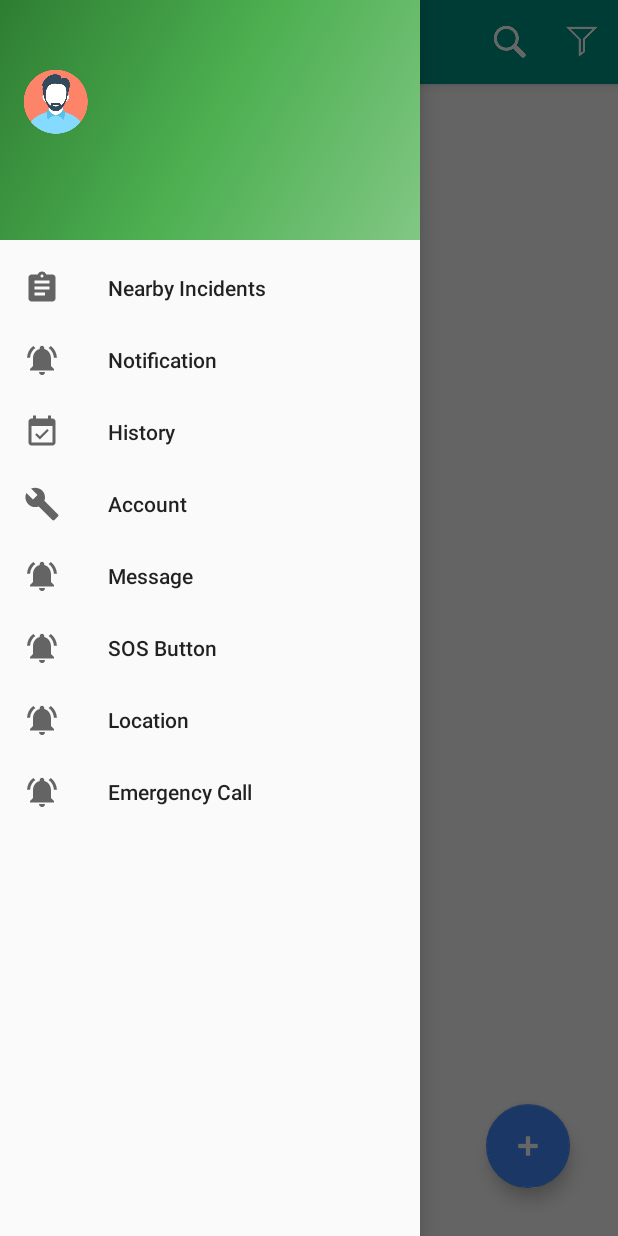
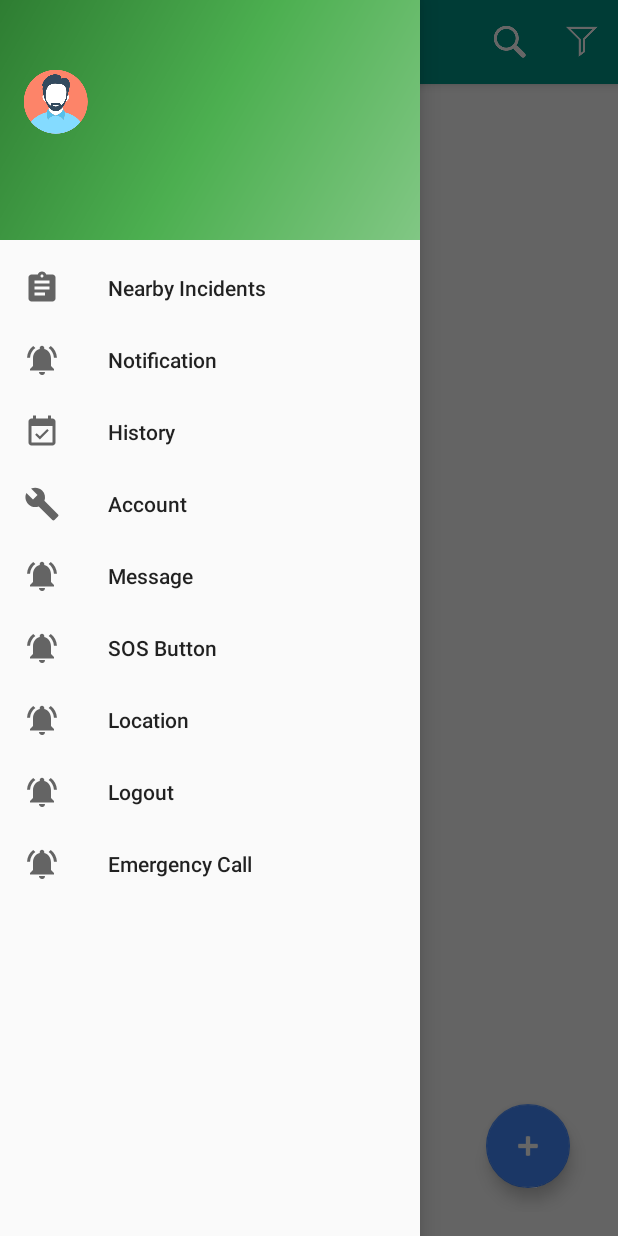
Before and after one commit to therangersolid/EAGER, an Android app: the screen it shows after launch once a user with an empty profile is signed in (Dashboard), with the side drawer open, on a phone screen of 412 x 824 dp. Run offline under Robolectric (Android 15) with nearby library versions, the phone set to English and light mode, and no system bars; our stand-ins replace Firebase (no records; nobody signed in at launch, a user with empty details on screens opened directly); 2 statements that could not run were skipped.

```diff
--- a/app/src/main/java/com/pk/eager/Dashboard.java
+++ b/app/src/main/java/com/pk/eager/Dashboard.java
@@ -1,6 +1,7 @@
 package com.pk.eager;
 
 import android.Manifest;
+import android.app.Activity;
 import android.content.Intent;
 import android.content.pm.PackageManager;
 import android.location.Location;
@@ -35,8 +36,10 @@ import com.pk.eager.ReportFragments.Constant;
 import com.pk.eager.ReportFragments.IncidentType;
 import com.pk.eager.ReportObject.IncidentReport;
 import com.pk.eager.User.Account;
+import com.pk.eager.core.controller.GlobalData;
 import com.pk.eager.view.android.Activity_Contact;
 import com.pk.eager.view.android.Activity_LocationUsingLocationAPI;
+import com.pk.eager.view.android.Activity_Login;
 import com.pk.eager.view.android.Activity_SimpleCalling;
 import com.pk.eager.view.android.Activity_SoundButton;
 
@@ -199,6 +202,11 @@ public class Dashboard extends AppCompatActivity
         }else if (id == R.id.nav_simplecalling) {
             Intent intent = new Intent(dashboard, Activity_SimpleCalling.class);
             dashboard.startActivity(intent);
+        }else if (id == R.id.nav_logout) {
+            GlobalData.auth.signOut();
+            Intent intent = new Intent(dashboard, Activity_Login.class);
+            dashboard.startActivity(intent);
+            dashboard.finish();
         }
 
         // Add admin mode here
--- a/app/src/main/res/menu/activity_dashboard_drawer.xml
+++ b/app/src/main/res/menu/activity_dashboard_drawer.xml
@@ -31,6 +31,10 @@
             android:icon="@drawable/ic_notifications_active_black_24dp"
             android:title="Location" />
         <item
+            android:id="@+id/nav_logout"
+            android:icon="@drawable/ic_notifications_active_black_24dp"
+            android:title="Logout" />
+        <item
             android:id="@+id/nav_simplecalling"
             android:icon="@drawable/ic_notifications_active_black_24dp"
             android:title="Emergency Call" />
```
